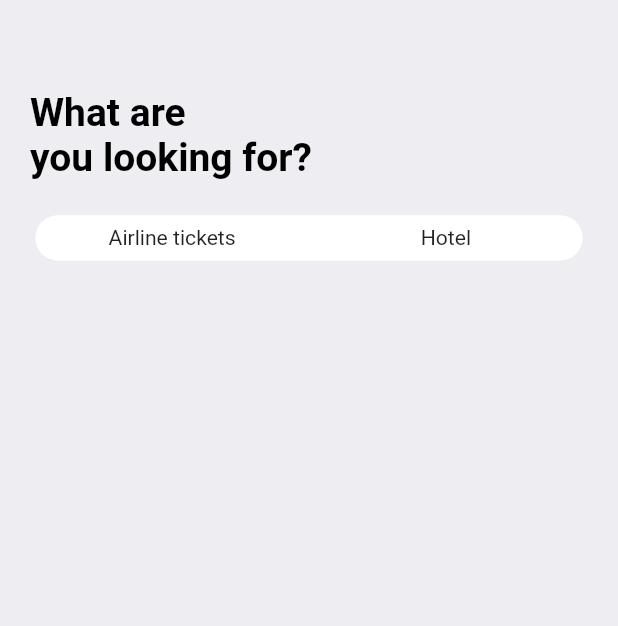
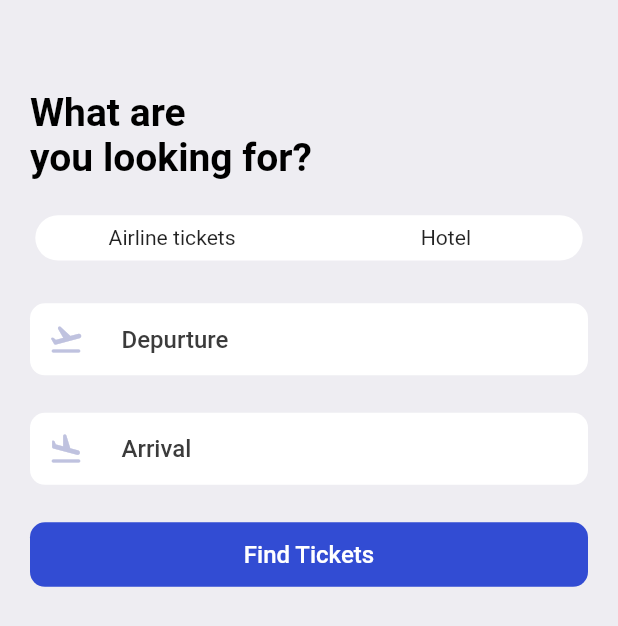
Before and after one commit to seeweedl/app_ticket_fultter, a Flutter app: the SearchScreen screen opened directly, on a phone screen of 412 x 824 dp. Shown: the top 626 px of the screen. Run offline on Flutter 3.47's test engine with Material 2 defaults, Android fonts, the phone set to English and light mode, and no system bars; our stand-ins replace fluentui_icons, gap, get.

Commit message:
update_new

```diff
--- a/lib/screens/seach_screen.dart
+++ b/lib/screens/seach_screen.dart
@@ -1,5 +1,6 @@
 import 'package:app_ticket/utils/app_layout.dart';
 import 'package:app_ticket/utils/app_styles.dart';
+import 'package:app_ticket/widgets/icon_text_widget.dart';
 import 'package:flutter/material.dart';
 import 'package:flutter/src/widgets/container.dart';
 import 'package:flutter/src/widgets/framework.dart';
@@ -58,7 +59,36 @@
                 ],
               ),
             ),
-          )
+          ),
+          Gap(AppLayout.getHeight(25)),
+          Container(
+            child: AppIconText(
+              icon: Icons.flight_takeoff_rounded,
+              text: "Depurture",
+            ),
+          ),
+          Gap(AppLayout.getHeight(25)),
+          Container(
+            child: AppIconText(
+              icon: Icons.flight_land_rounded,
+              text: "Arrival",
+            ),
+          ),
+          Gap(AppLayout.getHeight(25)),
+          Container(
+              padding: EdgeInsets.symmetric(
+                  vertical: AppLayout.getHeight(12),
+                  horizontal: AppLayout.getWidth(12)),
+              decoration: BoxDecoration(
+                  borderRadius: BorderRadius.circular(AppLayout.getWidth(10)),
+                  color: Color(0xD91130CE)),
+              child: Center(
+                  child: Text(
+                'Find Tickets',
+                style: Styles.textStyle.copyWith(
+                  color: Colors.white,
+                ),
+              ))),
         ],
       ),
     );
--- /dev/null
+++ b/lib/widgets/icon_text_widget.dart
@@ -0,0 +1,36 @@
+import 'package:app_ticket/utils/app_layout.dart';
+import 'package:app_ticket/utils/app_styles.dart';
+import 'package:flutter/cupertino.dart';
+import 'package:flutter/material.dart';
+import 'package:flutter/src/widgets/container.dart';
+import 'package:flutter/src/widgets/framework.dart';
+import 'package:gap/gap.dart';
+
+class AppIconText extends StatelessWidget {
+  final IconData icon;
+  final String text;
+  const AppIconText({Key? key, required this.icon, required this.text})
+      : super(key: key);
+
+  @override
+  Widget build(BuildContext context) {
+    return Container(
+        padding: EdgeInsets.symmetric(
+            vertical: AppLayout.getHeight(12),
+            horizontal: AppLayout.getWidth(12)),
+        decoration: BoxDecoration(
+            borderRadius: BorderRadius.circular(AppLayout.getWidth(10)),
+            color: Colors.white),
+        child: Row(children: [
+          Icon(
+            icon,
+            color: Color(0xFFBFC2DF),
+          ),
+          Gap(AppLayout.getWidth(25)),
+          Text(
+            text,
+            style: Styles.textStyle,
+          )
+        ]));
+  }
+}
```
